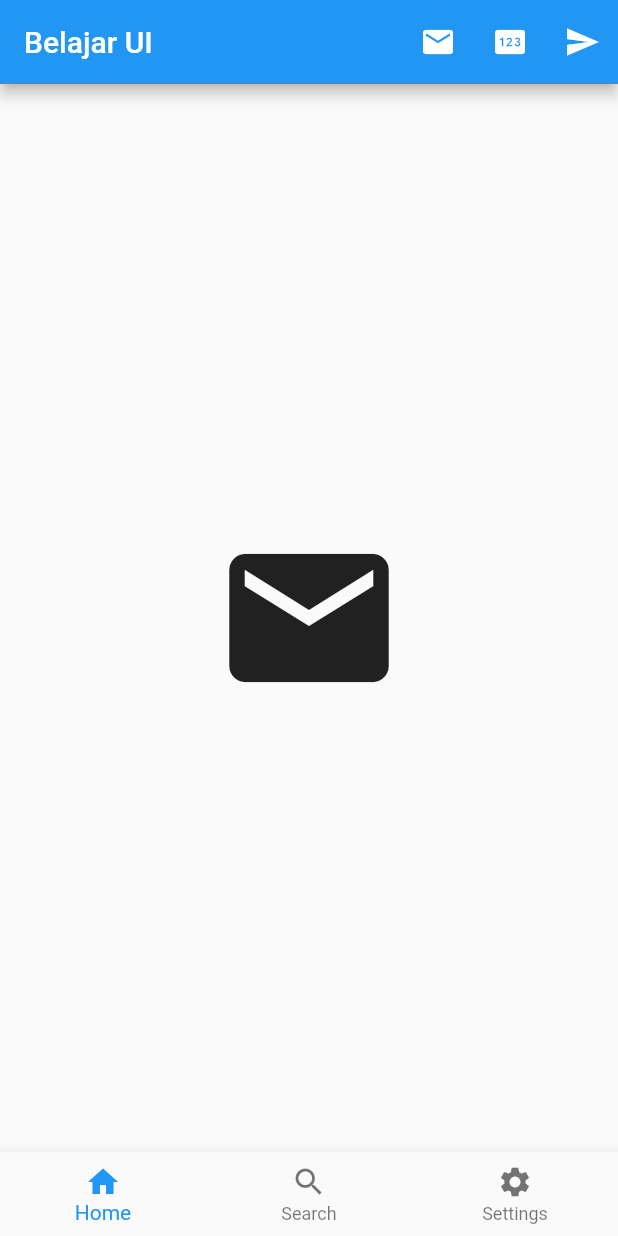
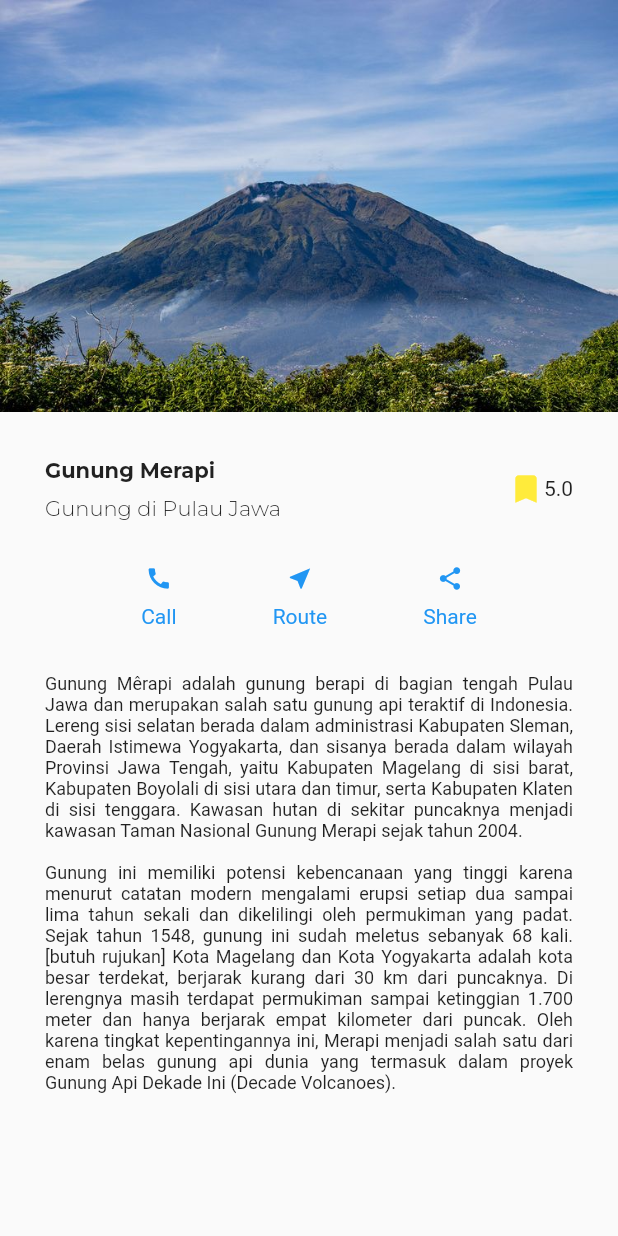
Before and after one commit to RMA-17/flutter-projects, a Flutter app: the screen it shows after launch, on a phone screen of 412 x 824 dp. Run offline on Flutter 3.47's test engine with Material 2 defaults, Android fonts, the phone set to English and light mode, and no system bars; our stand-ins replace google_fonts; missing offline and left inert: dart:html.

Commit message:
add chatty

```diff
--- /dev/null
+++ b/belajar_ui/Catetan.txt
@@ -0,0 +1 @@
+Kalau di flutter nambahin image, segala macam di dalem folder image
--- a/belajar_ui/assets/Catetan.txt
+++ /dev/null
@@ -1 +0,0 @@
-Kalau di flutter nambahin image, segala macam di dalem folder assets
--- /dev/null
+++ b/belajar_ui/lib/chatty.dart
@@ -0,0 +1,25 @@
+import 'package:flutter/material.dart';
+
+void main() {
+  runApp(const MainApp());
+}
+
+class MainApp extends StatelessWidget {
+  const MainApp({Key? key}) : super(key: key);
+
+  @override
+  Widget build(BuildContext context) {
+    return MaterialApp(
+      debugShowCheckedModeBanner: false,
+      title: "Chatty",
+      home: Scaffold(
+        appBar: AppBar(
+          title: const Text("Chatty"),
+        ),
+        body: Column(
+          children: [],
+        ),
+      ),
+    );
+  }
+}
--- a/belajar_ui/lib/main.dart
+++ b/belajar_ui/lib/main.dart
@@ -1,4 +1,7 @@
+import 'dart:html';
+
 import 'package:flutter/material.dart';
+import 'package:google_fonts/google_fonts.dart';
 
 void main() {
   runApp(const MyApp());
@@ -11,49 +14,122 @@ class MyApp extends StatelessWidget {
   @override
   Widget build(BuildContext context) {
     return MaterialApp(
-      title: 'Flutter Demo',
-      theme: ThemeData(
-        // This is the theme of your application.
-        //
-        // Try running your application with "flutter run". You'll see the
-        // application has a blue toolbar. Then, without quitting the app, try
-        // changing the primarySwatch below to Colors.green and then invoke
-        // "hot reload" (press "r" in the console where you ran "flutter run",
-        // or simply save your changes to "hot reload" in a Flutter IDE).
-        // Notice that the counter didn't reset back to zero; the application
-        // is not restarted.
-        primarySwatch: Colors.blue,
-      ),
+      title: "Belajar UI",
+      debugShowCheckedModeBanner: false,
       home: Scaffold(
-        appBar: AppBar(
-          title: const Text("Belajar UI"),
-          actions: [
-            IconButton(icon: const Icon(Icons.mail), onPressed: () {}),
-            IconButton(icon: const Icon(Icons.pin), onPressed: () {}),
-            IconButton(icon: const Icon(Icons.send), onPressed: () {}),
-          ],
-        ),
-        body: Row(
-          mainAxisAlignment: MainAxisAlignment.center,
+        // appBar: AppBar(
+        //   title: const Text("Belajar UI"),
+        // ),
+        body: SafeArea(
+          child: ListView(
+            children: [
+              Image.asset('images/ic_gunung.jpg'),
+              const SizedBox(height: 30),
+              Padding(
+                padding: const EdgeInsets.symmetric(horizontal: 30),
+                child: Column(
+                  children: [
+                    Row(
+                      mainAxisAlignment: MainAxisAlignment.spaceBetween,
                       children: [
                         Column(
-              mainAxisAlignment: MainAxisAlignment.center,
-              children: const [
-                Icon(
-                  Icons.mail,
-                  size: 128,
-                )
-              ],
+                          crossAxisAlignment: CrossAxisAlignment.start,
+                          children: [
+                            Text(
+                              "Gunung Merapi",
+                              style: GoogleFonts.montserrat(
+                                fontWeight: FontWeight.w700,
+                              ),
+                            ),
+                            const SizedBox(height: 8),
+                            Text(
+                              "Gunung di Pulau Jawa",
+                              style: GoogleFonts.montserrat(
+                                fontWeight: FontWeight.w300,
+                              ),
                             )
                           ],
                         ),
-        bottomNavigationBar: BottomNavigationBar(
-          items: const [
-            BottomNavigationBarItem(icon: Icon(Icons.home), label: "Home"),
-            BottomNavigationBarItem(icon: Icon(Icons.search), label: "Search"),
-            BottomNavigationBarItem(
-                icon: Icon(Icons.settings), label: "Settings"),
+                        Row(
+                          children: const [
+                            Icon(
+                              Icons.bookmark_rounded,
+                              color: Colors.yellow,
+                            ),
+                            Text("5.0")
                           ],
+                        ),
+                      ],
+                    ),
+                  ],
+                ),
+              ),
+              const SizedBox(height: 30),
+              Padding(
+                padding: const EdgeInsets.symmetric(horizontal: 30),
+                child: Row(
+                  mainAxisAlignment: MainAxisAlignment.spaceEvenly,
+                  children: [
+                    Column(
+                      children: const [
+                        Icon(
+                          Icons.call,
+                          color: Colors.blue,
+                          size: 18,
+                        ),
+                        SizedBox(height: 8),
+                        Text(
+                          "Call",
+                          style: TextStyle(color: Colors.blue),
+                        ),
+                      ],
+                    ),
+                    Column(
+                      children: const [
+                        Icon(
+                          Icons.near_me,
+                          color: Colors.blue,
+                          size: 18,
+                        ),
+                        SizedBox(height: 8),
+                        Text(
+                          "Route",
+                          style: TextStyle(color: Colors.blue),
+                        ),
+                      ],
+                    ),
+                    Column(
+                      children: const [
+                        Icon(
+                          Icons.share,
+                          color: Colors.blue,
+                          size: 18,
+                        ),
+                        SizedBox(height: 8),
+                        Text(
+                          "Share",
+                          style: TextStyle(color: Colors.blue),
+                        ),
+                      ],
+                    ),
+                  ],
+                ),
+              ),
+              const SizedBox(height: 30),
+              Padding(
+                padding: const EdgeInsets.symmetric(horizontal: 30),
+                child: Column(
+                  children: const [
+                    Text(
+                      "Gunung Mêrapi adalah gunung berapi di bagian tengah Pulau Jawa dan merupakan salah satu gunung api teraktif di Indonesia. Lereng sisi selatan berada dalam administrasi Kabupaten Sleman, Daerah Istimewa Yogyakarta, dan sisanya berada dalam wilayah Provinsi Jawa Tengah, yaitu Kabupaten Magelang di sisi barat, Kabupaten Boyolali di sisi utara dan timur, serta Kabupaten Klaten di sisi tenggara. Kawasan hutan di sekitar puncaknya menjadi kawasan Taman Nasional Gunung Merapi sejak tahun 2004.\n\nGunung ini memiliki potensi kebencanaan yang tinggi karena menurut catatan modern mengalami erupsi setiap dua sampai lima tahun sekali dan dikelilingi oleh permukiman yang padat. Sejak tahun 1548, gunung ini sudah meletus sebanyak 68 kali.[butuh rujukan] Kota Magelang dan Kota Yogyakarta adalah kota besar terdekat, berjarak kurang dari 30 km dari puncaknya. Di lerengnya masih terdapat permukiman sampai ketinggian 1.700 meter dan hanya berjarak empat kilometer dari puncak. Oleh karena tingkat kepentingannya ini, Merapi menjadi salah satu dari enam belas gunung api dunia yang termasuk dalam proyek Gunung Api Dekade Ini (Decade Volcanoes).",
+                      style: TextStyle(fontSize: 12),
+                      textAlign: TextAlign.justify,
+                    )
+                  ],
+                ),
+              )
+            ],
+          ),
         ),
       ),
     );
--- a/belajar_ui/pubspec.yaml
+++ b/belajar_ui/pubspec.yaml
@@ -34,6 +34,7 @@ dependencies:
   # The following adds the Cupertino Icons font to your application.
   # Use with the CupertinoIcons class for iOS style icons.
   cupertino_icons: ^1.0.2
+  google_fonts: ^2.3.1
 
 dev_dependencies:
   flutter_test:
@@ -58,9 +59,8 @@ flutter:
   uses-material-design: true
 
   # To add assets to your application, add an assets section, like this:
-  # assets:
-  #   - images/a_dot_burr.jpeg
-  #   - images/a_dot_ham.jpeg
+  assets:
+    - images/ic_gunung.jpg
 
   # An image asset can refer to one or more resolution-specific "variants", see
   # https://flutter.dev/assets-and-images/#resolution-aware.
--- a/my_app/lib/main.dart
+++ b/my_app/lib/main.dart
@@ -5,17 +5,3 @@ import 'package:flutter/material.dart';
 void main() {
   runApp(const MyApp());
 }
-
-class MyApp extends StatefulWidget {
-  const MyApp({Key? key}) : super(key: key);
-
-  @override
-  _MyAppState createState() => _MyAppState();
-}
-
-class _MyAppState extends State<MyApp> {
-  @override
-  Widget build(BuildContext context) {
-    return Container();
-  }
-}
--- a/my_app/lib/stateless_and_stateful.dart
+++ b/my_app/lib/stateless_and_stateful.dart
@@ -33,3 +33,54 @@ class _StateFulState extends State<StateFul> {
     return Container();
   }
 }
+
+//Stateful widget ini punya 2 class
+class MyApp extends StatefulWidget {
+  const MyApp({Key? key}) : super(key: key);
+
+  @override
+  _MyAppState createState() => _MyAppState();
+}
+
+//class kedua, beda class sama yg diatas
+class _MyAppState extends State<MyApp> {
+  //Kalau mau bikin kodingan, bikin diatas sini
+
+  int number = 0;
+
+  void tekanTombol() {
+    //Untuk merefresh tampiulan, gunakan setState.
+    //karena jik megubah value saja tanpa mengubah tampilan, maka tampilan tersebut tidak akan ter update
+    setState(() {
+      number++;
+    });
+  }
+
+  @override
+  Widget build(BuildContext context) {
+    return MaterialApp(
+      home: Scaffold(
+        appBar: AppBar(
+          title: const Text("Stateful Widget"),
+        ),
+        body: Center(
+          child: Column(
+            mainAxisAlignment: MainAxisAlignment.center,
+            children: [
+              Text(
+                number.toString(),
+                style: TextStyle(fontSize: number.toDouble()),
+              ),
+              RaisedButton(
+                onPressed: () {
+                  tekanTombol();
+                },
+                child: const Text("Tambah Bilangan"),
+              ),
+            ],
+          ),
+        ),
+      ),
+    );
+  }
+}
```
Also changed, not shown: belajar_ui/images/ic_gunung.jpg (added), belajar_ui/pubspec.lock, 1 other file. Lines whose indentation alone changed are shown as unchanged.
